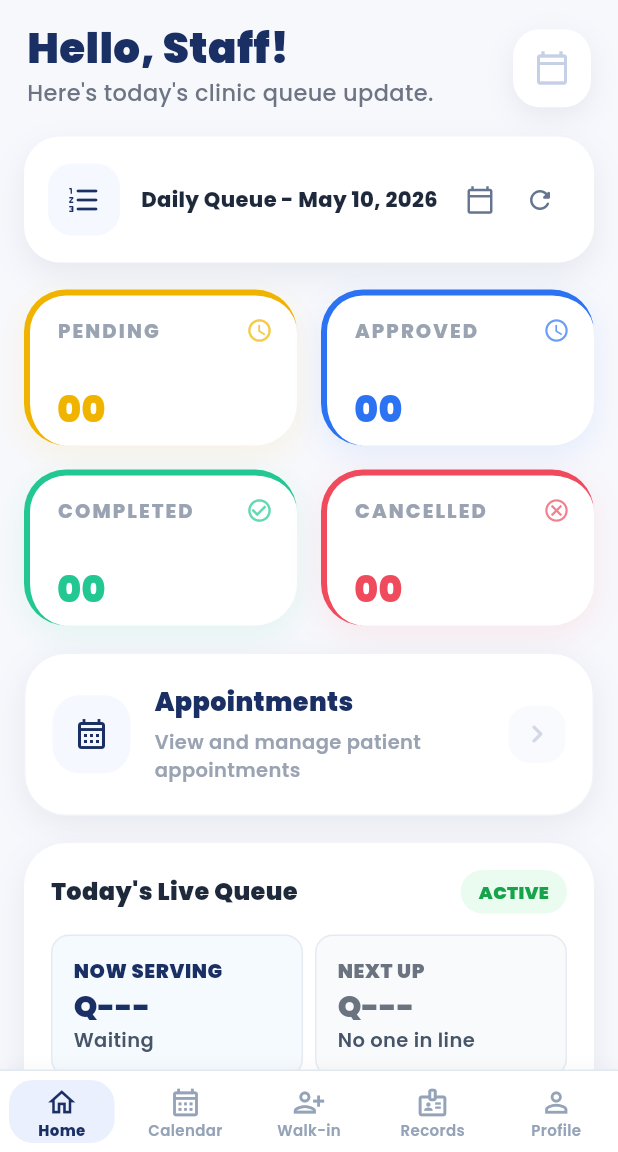
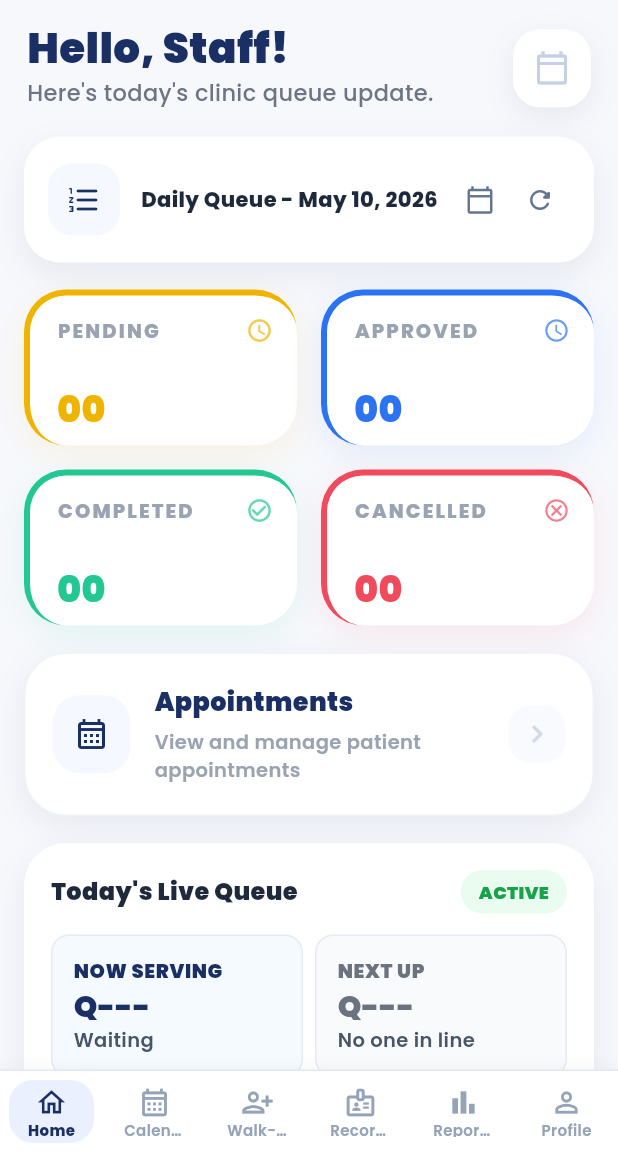
Before and after one commit to qwerty7605/dent-queue, a Flutter app: the StaffDashboardView screen opened directly with empty values, on a phone screen of 412 x 824 dp, the part 84-1236 px from its top. Run offline on Flutter 3.47's test engine with Material 3 defaults, Android fonts, the phone set to English and light mode, and no system bars; our stand-ins replace flutter_secure_storage, google_fonts, image_picker; missing offline and left inert: dart:html; accounts and stored records are empty; network calls fail.

Commit message:
AGD-194 add staff reports navigation

```diff
--- a/frontend/lib/views/staff_dashboard_view.dart
+++ b/frontend/lib/views/staff_dashboard_view.dart
@@ -8,6 +8,7 @@ import '../core/config.dart';
 import '../core/mobile_typography.dart';
 import '../core/token_storage.dart';
 import '../services/appointment_service.dart';
+import '../services/admin_dashboard_service.dart';
 import '../services/base_service.dart';
 import '../services/notification_service.dart';
 import '../services/patient_record_service.dart';
@@ -20,10 +21,19 @@ import '../widgets/staff_appointment_details_dialog.dart';
 import 'staff_calendar_view.dart';
 import 'notifications_view.dart';
 import 'recycle_bin_view.dart';
+import 'admin_reports_view.dart';
 import 'staff_patient_records_view.dart';
 import 'staff_walk_in_view.dart';
 
-enum _StaffTab { home, appointments, walkIn, calendar, records, profile }
+enum _StaffTab {
+  home,
+  appointments,
+  walkIn,
+  calendar,
+  records,
+  reports,
+  profile,
+}
 
 enum _StaffFilter { all, pending, approved, completed, cancelled }
 
@@ -36,6 +46,7 @@ class StaffDashboardView extends StatefulWidget {
     required this.loggingOut,
     this.readOnly = false,
     this.appointmentService,
+    this.adminDashboardService,
     this.notificationService,
   });
 
@@ -45,6 +56,7 @@ class StaffDashboardView extends StatefulWidget {
   final bool loggingOut;
   final bool readOnly;
   final AppointmentService? appointmentService;
+  final AdminDashboardService? adminDashboardService;
   final NotificationService? notificationService;
 
   @override
@@ -55,6 +67,7 @@ class _StaffDashboardViewState extends State<StaffDashboardView> {
   final TextEditingController _searchController = TextEditingController();
   late final BaseService _baseService;
   late final AppointmentService _appointmentService;
+  late final AdminDashboardService _adminDashboardService;
   late final NotificationService _notificationService;
   late final PatientRecordService _patientRecordService;
   late Map<String, dynamic> _localUserInfo;
@@ -85,6 +98,8 @@ class _StaffDashboardViewState extends State<StaffDashboardView> {
     _baseService = BaseService(ApiClient(tokenStorage: widget.tokenStorage));
     _appointmentService =
         widget.appointmentService ?? AppointmentService(_baseService);
+    _adminDashboardService =
+        widget.adminDashboardService ?? AdminDashboardService(_baseService);
     _notificationService =
         widget.notificationService ??
         NotificationService(_baseService, tokenStorage: widget.tokenStorage);
@@ -471,6 +486,7 @@ class _StaffDashboardViewState extends State<StaffDashboardView> {
                 patientRecordService: _patientRecordService,
                 appointmentService: _appointmentService,
               ),
+      _StaffTab.reports => _buildReportsTab(),
       _StaffTab.profile => _buildProfileTab(profileImageUrl),
     };
   }
@@ -521,7 +537,10 @@ class _StaffDashboardViewState extends State<StaffDashboardView> {
               fallbackInitial: name.isNotEmpty ? name[0].toUpperCase() : 'S',
             ),
             const Divider(height: 1, color: AppNavigationTheme.divider),
-            const SizedBox(height: 10),
+            Expanded(
+              child: ListView(
+                padding: const EdgeInsets.only(top: 10, bottom: 10),
+                children: [
                   AppNavigationDrawerItem(
                     icon: Icons.home_outlined,
                     label: 'Dashboard',
@@ -539,27 +558,39 @@ class _StaffDashboardViewState extends State<StaffDashboardView> {
                     icon: Icons.calendar_month_outlined,
                     label: 'Calendar',
                     selected: _selectedTab == _StaffTab.calendar,
-              onTap: () => _selectTab(_StaffTab.calendar, closeDrawer: true),
+                    onTap: () =>
+                        _selectTab(_StaffTab.calendar, closeDrawer: true),
                   ),
                   if (!_isReadOnlyAccount)
                     AppNavigationDrawerItem(
                       icon: Icons.directions_walk,
                       label: 'Walk-in',
                       selected: _selectedTab == _StaffTab.walkIn,
-                onTap: () => _selectTab(_StaffTab.walkIn, closeDrawer: true),
+                      onTap: () =>
+                          _selectTab(_StaffTab.walkIn, closeDrawer: true),
                     ),
                   if (!_isReadOnlyAccount)
                     AppNavigationDrawerItem(
                       icon: Icons.search,
                       label: 'Records',
                       selected: _selectedTab == _StaffTab.records,
-                onTap: () => _selectTab(_StaffTab.records, closeDrawer: true),
+                      onTap: () =>
+                          _selectTab(_StaffTab.records, closeDrawer: true),
+                    ),
+                  AppNavigationDrawerItem(
+                    key: const Key('staff-nav-reports'),
+                    icon: Icons.bar_chart_outlined,
+                    label: 'Reports',
+                    selected: _selectedTab == _StaffTab.reports,
+                    onTap: () =>
+                        _selectTab(_StaffTab.reports, closeDrawer: true),
                   ),
                   AppNavigationDrawerItem(
                     icon: Icons.person_outline,
                     label: 'Profile',
                     selected: _selectedTab == _StaffTab.profile,
-              onTap: () => _selectTab(_StaffTab.profile, closeDrawer: true),
+                    onTap: () =>
+                        _selectTab(_StaffTab.profile, closeDrawer: true),
                   ),
                   if (!_isReadOnlyAccount)
                     AppNavigationDrawerItem(
@@ -592,11 +623,15 @@ class _StaffDashboardViewState extends State<StaffDashboardView> {
                             ),
                           ),
                         ).then(
-                    (_) => _loadAppointmentsForSelectedDate(showLoader: false),
+                          (_) => _loadAppointmentsForSelectedDate(
+                            showLoader: false,
+                          ),
                         );
                       },
                     ),
-            const Spacer(),
+                ],
+              ),
+            ),
             Padding(
               padding: const EdgeInsets.fromLTRB(14, 0, 14, 18),
               child: Material(
@@ -874,6 +909,31 @@ class _StaffDashboardViewState extends State<StaffDashboardView> {
           ],
         ),
       ),
+    );
+  }
+
+  Widget _buildReportsTab() {
+    return Column(
+      key: const Key('staff-reports-tab'),
+      crossAxisAlignment: CrossAxisAlignment.start,
+      children: <Widget>[
+        Padding(
+          padding: const EdgeInsets.fromLTRB(18, 18, 18, 0),
+          child: _buildStaffPageTitle(
+            title: 'Reports',
+            subtitle: 'Clinic operations analytics',
+            onBack: () => _selectTab(_StaffTab.home),
+          ),
+        ),
+        Expanded(
+          child: AdminReportsView(
+            adminDashboardService: _adminDashboardService,
+            appointmentService: _appointmentService,
+            showDetailedRecords: false,
+            canExport: false,
+          ),
+        ),
+      ],
     );
   }
 
@@ -1999,6 +2059,15 @@ class _StaffDashboardViewState extends State<StaffDashboardView> {
               ),
             Expanded(
               child: AppBottomNavItem(
+                key: const Key('staff-bottom-nav-reports'),
+                icon: Icons.bar_chart_outlined,
+                label: 'Reports',
+                selected: _selectedTab == _StaffTab.reports,
+                onTap: () => _selectTab(_StaffTab.reports),
+              ),
+            ),
+            Expanded(
+              child: AppBottomNavItem(
                 icon: Icons.person_outline,
                 label: 'Profile',
                 selected: _selectedTab == _StaffTab.profile,
```
Also changed, not shown: frontend/lib/views/admin_reports_view.dart (+14 -2 lines), 3 other files. Lines whose indentation alone changed are shown as unchanged.
